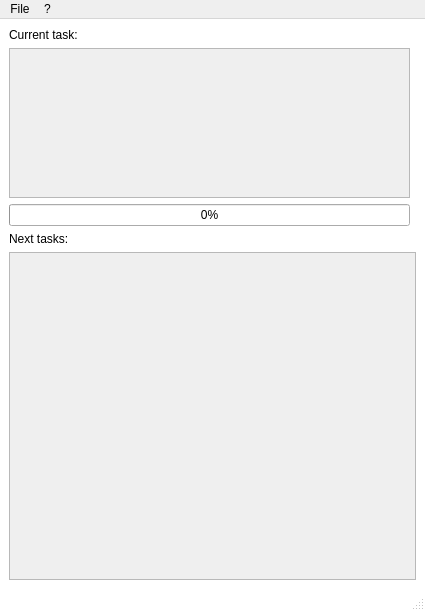
First picture: the form in UI/main_page.ui, repository marcopettorali/ScheduleAndGo, before the edit.
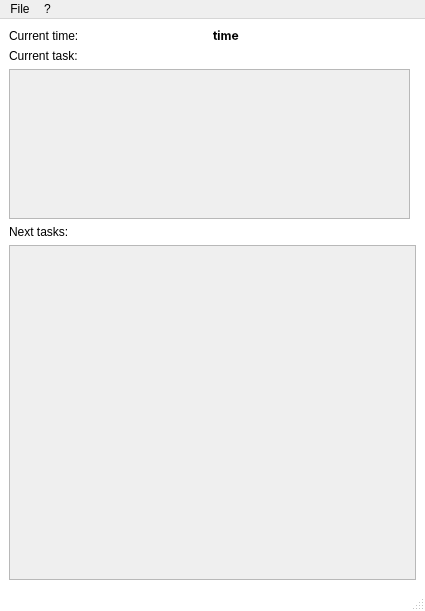
Second picture: the form after the edit.

Diff of the .ui file:
```diff
--- a/UI/main_page.ui
+++ b/UI/main_page.ui
@@ -21,7 +21,7 @@
   </property>
   <widget class="QWidget" name="centralwidget">
    <layout class="QGridLayout" name="gridLayout">
-    <item row="6" column="0" colspan="2">
+    <item row="11" column="0" colspan="2">
      <widget class="QScrollArea" name="taskList">
       <property name="autoFillBackground">
        <bool>true</bool>
@@ -34,29 +34,15 @@
         <rect>
          <x>0</x>
          <y>0</y>
-         <width>407</width>
-         <height>320</height>
+         <width>409</width>
+         <height>327</height>
         </rect>
        </property>
        <layout class="QVBoxLayout" name="taskListElems"/>
       </widget>
      </widget>
     </item>
-    <item row="3" column="0">
-     <widget class="QProgressBar" name="progressBar">
-      <property name="value">
-       <number>0</number>
-      </property>
-     </widget>
-    </item>
-    <item row="4" column="0">
-     <widget class="QLabel" name="label_2">
-      <property name="text">
-       <string>Next tasks:</string>
-      </property>
-     </widget>
-    </item>
-    <item row="1" column="0">
+    <item row="7" column="0">
      <widget class="QScrollArea" name="currentTask">
       <property name="minimumSize">
        <size>
@@ -84,7 +70,7 @@
         <rect>
          <x>0</x>
          <y>0</y>
-         <width>402</width>
+         <width>404</width>
          <height>148</height>
         </rect>
        </property>
@@ -92,13 +78,48 @@
       </widget>
      </widget>
     </item>
-    <item row="0" column="0">
+    <item row="9" column="0">
+     <widget class="QLabel" name="label_2">
+      <property name="text">
+       <string>Next tasks:</string>
+      </property>
+     </widget>
+    </item>
+    <item row="6" column="0">
      <widget class="QLabel" name="label">
       <property name="text">
        <string>Current task:</string>
       </property>
      </widget>
     </item>
+    <item row="0" column="0">
+     <layout class="QHBoxLayout" name="horizontalLayout">
+      <property name="topMargin">
+       <number>0</number>
+      </property>
+      <item>
+       <widget class="QLabel" name="label_3">
+        <property name="text">
+         <string>Current time:</string>
+        </property>
+       </widget>
+      </item>
+      <item>
+       <widget class="QLabel" name="timeLabel">
+        <property name="font">
+         <font>
+          <family>SF Pro Display</family>
+          <weight>75</weight>
+          <bold>true</bold>
+         </font>
+        </property>
+        <property name="text">
+         <string>time</string>
+        </property>
+       </widget>
+      </item>
+     </layout>
+    </item>
    </layout>
   </widget>
   <widget class="QMenuBar" name="menubar">
```
